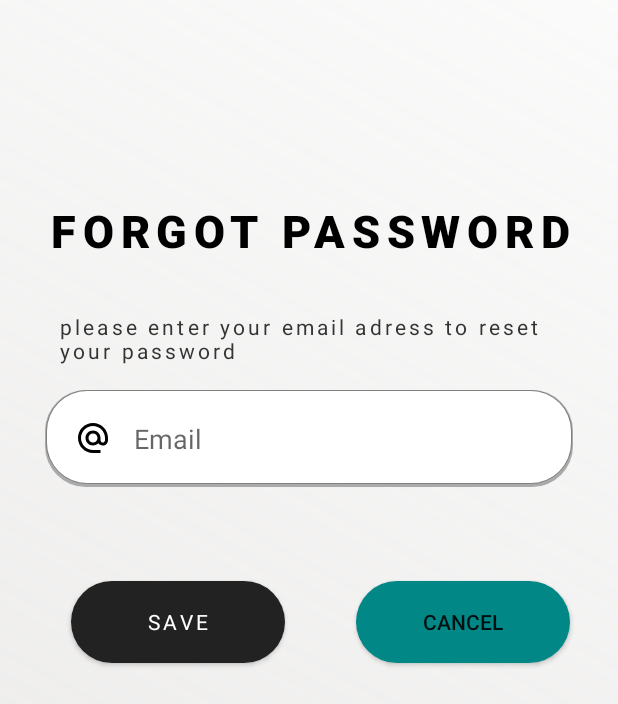
After one commit to billalkbi/GS-app, an Android app: the layout activity_forgot_pwd.xml on its own in the app's theme, with its tools: preview values and no code run, on a phone screen of 412 x 824 dp. The commit adds this screen. Shown: the top 704 px of the screen. Run offline under Robolectric (Android 15) with nearby library versions, the phone set to English and light mode, and no system bars.

Commit message:
forgotPWD implemented

```diff
--- a/app/src/main/AndroidManifest.xml
+++ b/app/src/main/AndroidManifest.xml
@@ -11,6 +11,9 @@
         android:supportsRtl="true"
         android:theme="@style/Theme.App_gs"
         tools:targetApi="31">
+        <activity
+            android:name=".forgotPWD"
+            android:exported="false" />
         <activity
             android:name=".Register"
             android:exported="false" />
--- /dev/null
+++ b/app/src/main/res/layout/activity_forgot_pwd.xml
@@ -0,0 +1,111 @@
+<?xml version="1.0" encoding="utf-8"?>
+<RelativeLayout xmlns:android="http://schemas.android.com/apk/res/android"
+    xmlns:app="http://schemas.android.com/apk/res-auto"
+    xmlns:tools="http://schemas.android.com/tools"
+    android:layout_width="match_parent"
+    android:layout_height="match_parent"
+    tools:context=".MainActivity">
+
+
+    <ImageView
+        android:id="@+id/background"
+        android:layout_width="match_parent"
+        android:layout_height="match_parent"
+        android:background="@drawable/android_lar2"
+        android:paddingLeft="20dp" />
+
+    <TextView
+        android:id="@+id/create_your"
+        android:layout_width="372dp"
+        android:layout_height="72dp"
+        android:layout_alignParentLeft="true"
+        android:layout_alignParentTop="true"
+        android:layout_marginLeft="34dp"
+        android:layout_marginTop="133dp"
+        android:fontFamily="sans-serif-black"
+        android:gravity="top"
+        android:text="FORGOT PASSWORD"
+        android:textAppearance="@style/create_your"
+        tools:ignore="MissingConstraints"
+        tools:layout_editor_absoluteX="100dp"
+        tools:layout_editor_absoluteY="190dp" />
+
+    <TextView
+        android:id="@+id/register_fo"
+        android:layout_width="333dp"
+        android:layout_height="47dp"
+
+        android:layout_alignParentLeft="true"
+        android:layout_alignParentTop="true"
+        android:layout_marginLeft="40dp"
+        android:layout_marginTop="208dp"
+        android:layout_marginBottom="-5dp"
+        android:gravity="top"
+        android:text="please enter your email adress to reset your password"
+        android:textAppearance="@style/register_fo" />
+
+
+    <LinearLayout
+        android:id="@+id/buttn"
+        android:layout_width="match_parent"
+        android:layout_height="wrap_content"
+        android:layout_alignParentLeft="true"
+        android:layout_alignParentTop="true"
+        android:layout_marginLeft="0dp"
+        android:layout_marginTop="260dp"
+        android:gravity="center"
+        android:orientation="vertical">
+
+
+
+
+        <EditText
+            android:id="@+id/emailInput"
+            android:layout_width="match_parent"
+            android:layout_height="wrap_content"
+            android:hint="Email"
+            android:fontFamily="sans-serif"
+            android:drawableLeft="@drawable/baseline_alternate_email_24"
+            android:layout_marginBottom="15dp"
+            android:layout_marginRight="30dp"
+            android:layout_marginLeft="30dp"
+            android:padding="20dp"
+            android:background="@drawable/rounded_corners_register"
+            android:drawablePadding="15dp"
+            />
+    </LinearLayout>
+
+    <androidx.appcompat.widget.AppCompatButton
+        android:id="@+id/saveButton"
+        android:layout_width="142dp"
+        android:layout_height="wrap_content"
+        android:layout_alignBottom="@+id/buttn"
+        android:layout_alignParentStart="true"
+        android:layout_alignParentTop="true"
+        android:layout_alignParentEnd="true"
+        android:layout_marginStart="47dp"
+        android:layout_marginTop="387dp"
+        android:layout_marginEnd="222dp"
+        android:layout_marginBottom="-102dp"
+        android:background="@drawable/round_button"
+        android:text="@string/save"
+        android:textAppearance="@style/save" />
+
+    <androidx.appcompat.widget.AppCompatButton
+        android:id="@+id/cancelButton"
+        android:layout_width="142dp"
+        android:layout_height="wrap_content"
+        android:layout_alignBottom="@+id/buttn"
+        android:layout_alignParentStart="true"
+        android:layout_alignParentTop="true"
+        android:layout_alignParentEnd="true"
+        android:layout_marginStart="237dp"
+        android:layout_marginTop="387dp"
+        android:layout_marginEnd="32dp"
+        android:layout_marginBottom="-102dp"
+        android:background="@drawable/round_button"
+        android:text="CANCEL"
+        android:backgroundTint="@color/design_default_color_secondary_variant" />
+
+
+</RelativeLayout>
```
Also changed, not shown: app/src/main/java/com/example/gs_app/forgotPWD.java (added, +75 -0 lines), app/src/main/java/com/example/gs_app/login.java (+16 -4 lines), app/src/main/res/layout/activity_login2.xml (+17 -2 lines).
